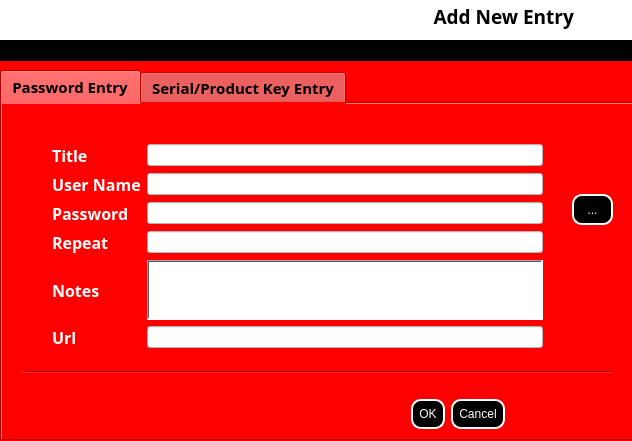
Above: newentryform.ui from DensonNgumo/Vault before the change. Below: the same form after it.
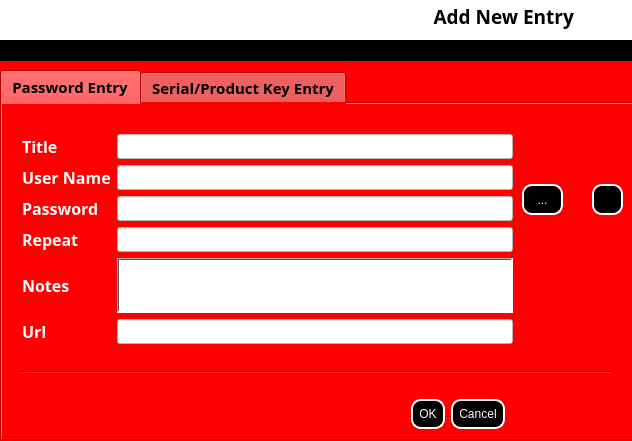
That is the form after the change. Icons and pictures are not drawn.

```diff
--- a/newentryform.ui
+++ b/newentryform.ui
@@ -85,15 +85,21 @@
     <widget class="QWidget" name="formLayoutWidget">
      <property name="geometry">
       <rect>
-       <x>50</x>
-       <y>40</y>
+       <x>20</x>
+       <y>30</y>
        <width>491</width>
-       <height>205</height>
+       <height>210</height>
       </rect>
      </property>
      <layout class="QGridLayout" name="gridLayout">
       <item row="1" column="2">
        <widget class="QLineEdit" name="lineEdit_userName">
+        <property name="font">
+         <font>
+          <family>Candida BT</family>
+          <pointsize>9</pointsize>
+         </font>
+        </property>
         <property name="styleSheet">
          <string notr="true">background:white;</string>
         </property>
@@ -176,6 +182,12 @@
       </item>
       <item row="2" column="2">
        <widget class="QLineEdit" name="lineEdit_password">
+        <property name="font">
+         <font>
+          <family>Candida BT</family>
+          <pointsize>9</pointsize>
+         </font>
+        </property>
         <property name="styleSheet">
          <string notr="true">background:white;</string>
         </property>
@@ -189,6 +201,12 @@
       </item>
       <item row="0" column="2">
        <widget class="QLineEdit" name="lineEdit_passwordTitle">
+        <property name="font">
+         <font>
+          <family>Candida BT</family>
+          <pointsize>9</pointsize>
+         </font>
+        </property>
         <property name="styleSheet">
          <string notr="true">background:white;</string>
         </property>
@@ -235,6 +253,12 @@
       </item>
       <item row="5" column="2">
        <widget class="QLineEdit" name="lineEdit_url">
+        <property name="font">
+         <font>
+          <family>Candida BT</family>
+          <pointsize>9</pointsize>
+         </font>
+        </property>
         <property name="styleSheet">
          <string notr="true">background:white;</string>
         </property>
@@ -248,6 +272,12 @@
       </item>
       <item row="3" column="2">
        <widget class="QLineEdit" name="lineEdit_password2">
+        <property name="font">
+         <font>
+          <family>Candida BT</family>
+          <pointsize>9</pointsize>
+         </font>
+        </property>
         <property name="styleSheet">
          <string notr="true">background:white;</string>
         </property>
@@ -261,6 +291,12 @@
       </item>
       <item row="4" column="2">
        <widget class="QPlainTextEdit" name="plainTextEdit_Notes">
+        <property name="font">
+         <font>
+          <family>Candida BT</family>
+          <pointsize>9</pointsize>
+         </font>
+        </property>
         <property name="styleSheet">
          <string notr="true">background:white;</string>
         </property>
@@ -274,8 +310,8 @@
     <widget class="QToolButton" name="toolButton_passwordVisible">
      <property name="geometry">
       <rect>
-       <x>570</x>
-       <y>90</y>
+       <x>520</x>
+       <y>80</y>
        <width>41</width>
        <height>31</height>
       </rect>
@@ -344,6 +380,47 @@
       <enum>Qt::Horizontal</enum>
      </property>
     </widget>
+    <widget class="QToolButton" name="toolButton_generatePassword">
+     <property name="geometry">
+      <rect>
+       <x>590</x>
+       <y>80</y>
+       <width>31</width>
+       <height>31</height>
+      </rect>
+     </property>
+     <property name="toolTip">
+      <string extracomment="Generate Password"/>
+     </property>
+     <property name="toolTipDuration">
+      <number>2</number>
+     </property>
+     <property name="whatsThis">
+      <string>Generate Password</string>
+     </property>
+     <property name="styleSheet">
+      <string notr="true">background-color:black;
+color:white;
+border-style:outset;
+border-width:2px;
+border-color:white;
+border-radius:10px;
+padding:6px;</string>
+     </property>
+     <property name="text">
+      <string/>
+     </property>
+     <property name="icon">
+      <iconset resource="MyResources.qrc">
+       <normaloff>:/Images/images (5).jpg</normaloff>:/Images/images (5).jpg</iconset>
+     </property>
+     <property name="iconSize">
+      <size>
+       <width>64</width>
+       <height>64</height>
+      </size>
+     </property>
+    </widget>
    </widget>
    <widget class="QWidget" name="tab_2">
     <attribute name="title">
```
Left out of the diff: 41 changed lines with no effect on the pictures.
